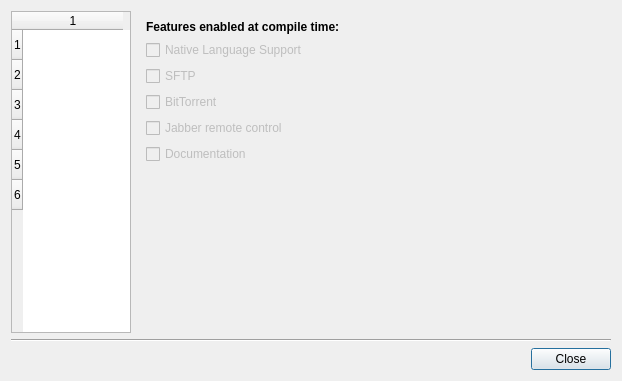
Qt form AboutDlg.ui (LubosD/fatrat) before a commit.
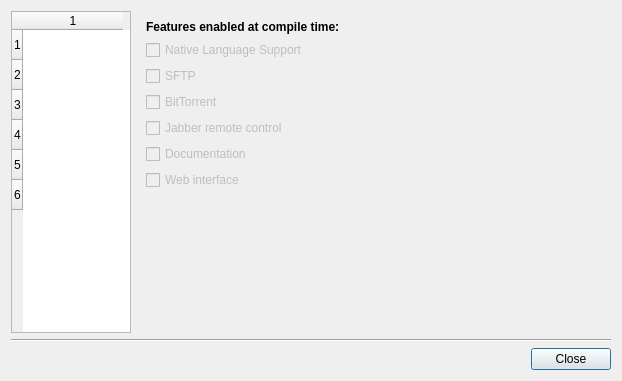
The same form after that commit. The open tabs and pages were chosen to show the change. Icons and pictures are not drawn.

Commit message: Added file browsing to the web interface

```diff
--- a/AboutDlg.ui
+++ b/AboutDlg.ui
@@ -195,8 +195,8 @@
         <height>321</height>
        </rect>
       </property>
-      <layout class="QGridLayout" >
-       <item row="0" column="0" colspan="2" >
+      <layout class="QGridLayout" name="gridLayout_2" >
+       <item row="0" column="0" >
         <widget class="QLabel" name="label_4" >
          <property name="font" >
           <font>
@@ -239,7 +239,37 @@
          </property>
         </widget>
        </item>
-       <item row="6" column="1" >
+       <item row="4" column="0" >
+        <widget class="QCheckBox" name="checkFeatureJabber" >
+         <property name="enabled" >
+          <bool>false</bool>
+         </property>
+         <property name="text" >
+          <string>Jabber remote control</string>
+         </property>
+        </widget>
+       </item>
+       <item row="5" column="0" >
+        <widget class="QCheckBox" name="checkFeatureDocumentation" >
+         <property name="enabled" >
+          <bool>false</bool>
+         </property>
+         <property name="text" >
+          <string>Documentation</string>
+         </property>
+        </widget>
+       </item>
+       <item row="6" column="0" >
+        <widget class="QCheckBox" name="checkFeatureWebInterface" >
+         <property name="enabled" >
+          <bool>false</bool>
+         </property>
+         <property name="text" >
+          <string>Web interface</string>
+         </property>
+        </widget>
+       </item>
+       <item row="7" column="0" >
         <spacer>
          <property name="orientation" >
           <enum>Qt::Vertical</enum>
@@ -252,26 +282,6 @@
          </property>
         </spacer>
        </item>
-       <item row="4" column="0" >
-        <widget class="QCheckBox" name="checkFeatureJabber" >
-         <property name="enabled" >
-          <bool>false</bool>
-         </property>
-         <property name="text" >
-          <string>Jabber remote control</string>
-         </property>
-        </widget>
-       </item>
-       <item row="5" column="0" >
-        <widget class="QCheckBox" name="checkFeatureDocumentation" >
-         <property name="enabled" >
-          <bool>false</bool>
-         </property>
-         <property name="text" >
-          <string>Documentation</string>
-         </property>
-        </widget>
-       </item>
       </layout>
      </widget>
      <widget class="QWidget" name="page_6" >
```
Left out of the diff: 10 changed lines with no effect on the pictures. The commit also changes 14 other files.
